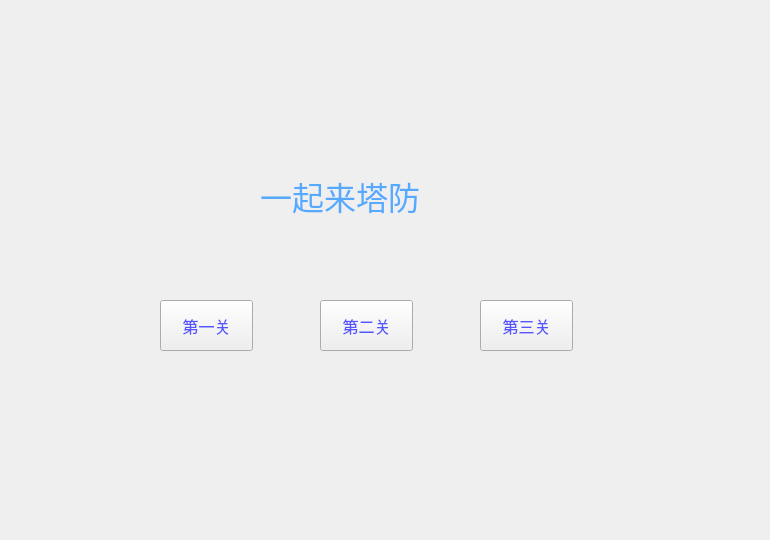
linz2020/towerdefense, file mainwindow.ui: the form before one commit.
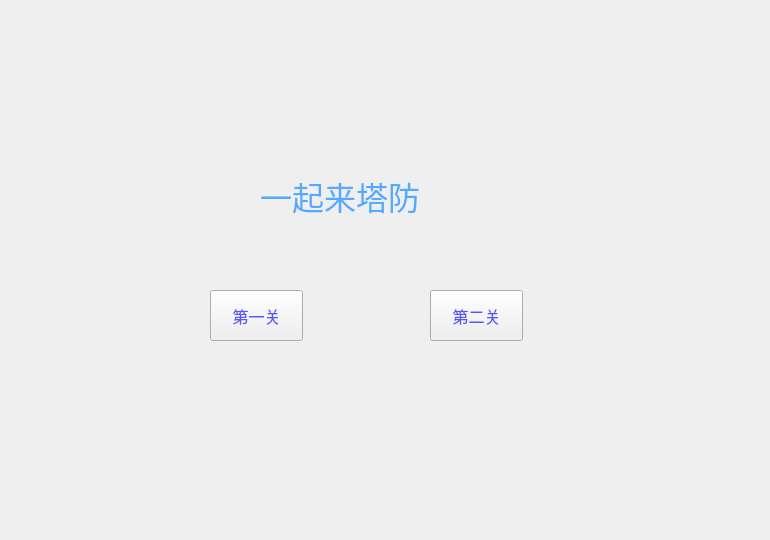
The form after the commit. Icons and pictures are not drawn.

Patch:
```diff
--- a/mainwindow.ui
+++ b/mainwindow.ui
@@ -46,8 +46,8 @@
    <widget class="QPushButton" name="pushButton">
     <property name="geometry">
      <rect>
-      <x>160</x>
-      <y>300</y>
+      <x>210</x>
+      <y>290</y>
       <width>93</width>
       <height>51</height>
      </rect>
@@ -68,8 +68,8 @@
    <widget class="QPushButton" name="pushButton_2">
     <property name="geometry">
      <rect>
-      <x>320</x>
-      <y>300</y>
+      <x>430</x>
+      <y>290</y>
       <width>93</width>
       <height>51</height>
      </rect>
@@ -87,28 +87,6 @@
      <string>第二关</string>
     </property>
    </widget>
-   <widget class="QPushButton" name="pushButton_3">
-    <property name="geometry">
-     <rect>
-      <x>480</x>
-      <y>300</y>
-      <width>93</width>
-      <height>51</height>
-     </rect>
-    </property>
-    <property name="font">
-     <font>
-      <family>华文琥珀</family>
-      <pointsize>12</pointsize>
-     </font>
-    </property>
-    <property name="styleSheet">
-     <string notr="true">color:rgb(85, 85, 255)</string>
-    </property>
-    <property name="text">
-     <string>第三关</string>
-    </property>
-   </widget>
   </widget>
  </widget>
  <resources/>
```
